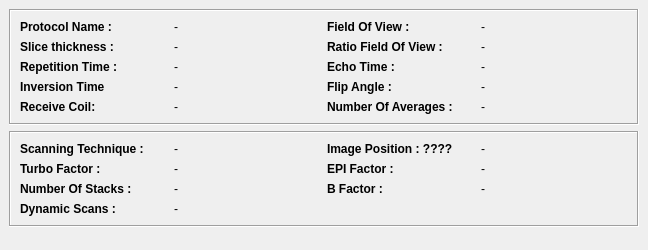
Old version of the form starviewer/src/core/qdicomdumpmrwidgetbase.ui in the repository starviewer-medical/starviewer.
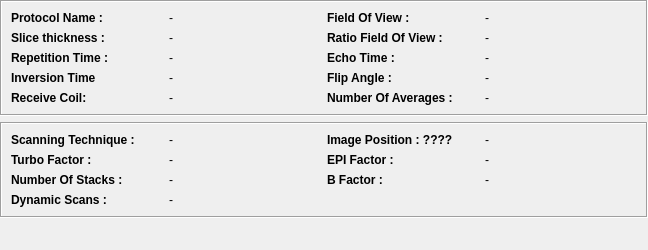
New version of the form.

Commit message: ENH:Millorat layouts, per una correcta visualitzacio

The edit to the form file:
```diff
--- a/starviewer/src/core/qdicomdumpmrwidgetbase.ui
+++ b/starviewer/src/core/qdicomdumpmrwidgetbase.ui
@@ -14,7 +14,7 @@
   </property>
   <layout class="QGridLayout" >
    <property name="margin" >
-    <number>9</number>
+    <number>0</number>
    </property>
    <property name="spacing" >
     <number>6</number>
```
The commit also changes 4 other files.
